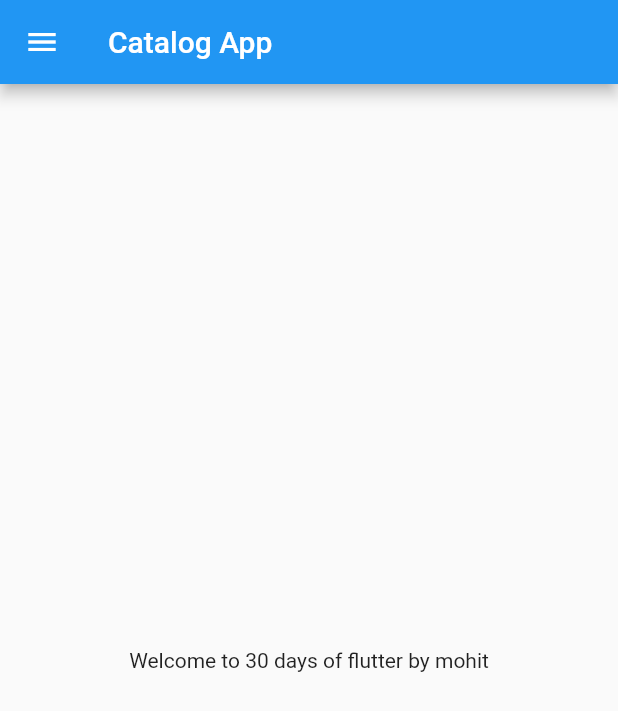
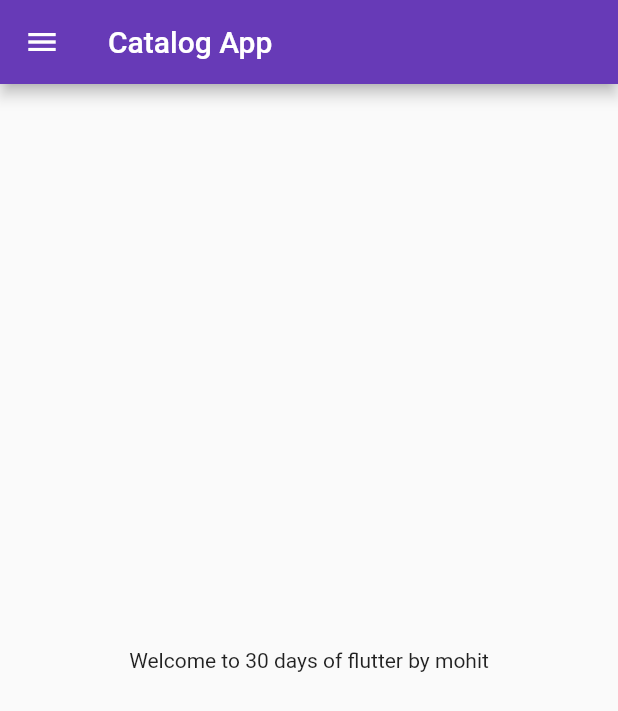
Before and after one commit to mohitsom29/30daysflutter, a Flutter app: the screen it shows after launch, on a phone screen of 412 x 824 dp. Shown: the top 711 px of the screen. Run offline on Flutter 3.47's test engine with Material 2 defaults, Android fonts, the phone set to English and light mode, and no system bars.

Commit message:
Day3 completed

```diff
--- a/lib/main.dart
+++ b/lib/main.dart
@@ -1,5 +1,6 @@
 import 'package:flutter/material.dart';
-import 'home_page.dart';
+import 'package:flutter_app/pages/login_page.dart';
+import 'pages/home_page.dart';
 
 void main() {
   runApp(MyApp());
@@ -11,7 +12,17 @@ class MyApp extends StatelessWidget {
   @override
   Widget build(BuildContext context) {
     return MaterialApp(
-      home: HomePage(),
+      themeMode: ThemeMode.light,
+      theme: ThemeData(primarySwatch: Colors.deepPurple),
+      darkTheme: ThemeData(
+        brightness: Brightness.dark,
+      ),
+      initialRoute: "/home",
+      routes: {
+        "/": (context) => LoginPage(),
+        "/home": (context) => HomePage(),
+        "/login": (context) => LoginPage(),
+      },
     );
   }
 }
```
Also changed, not shown: lib/pages/login_page.dart (added, +19 -0 lines), lib/pages/home_page.dart (renamed from lib/home_page.dart).
